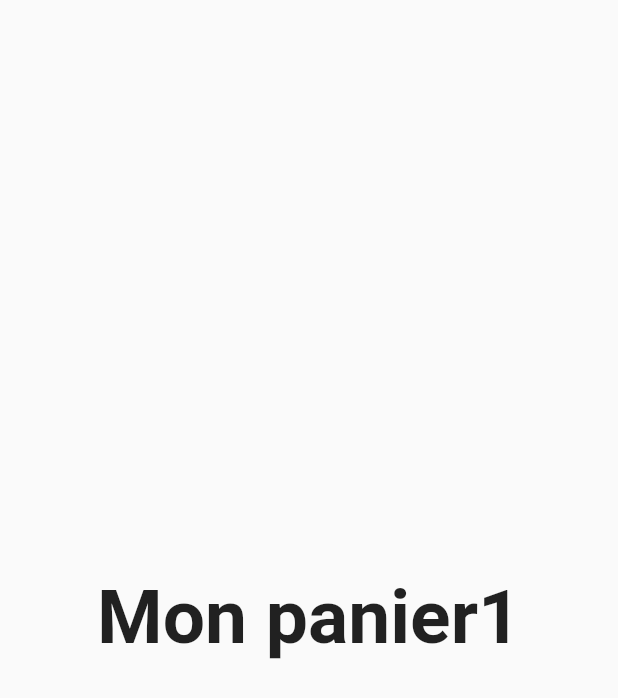
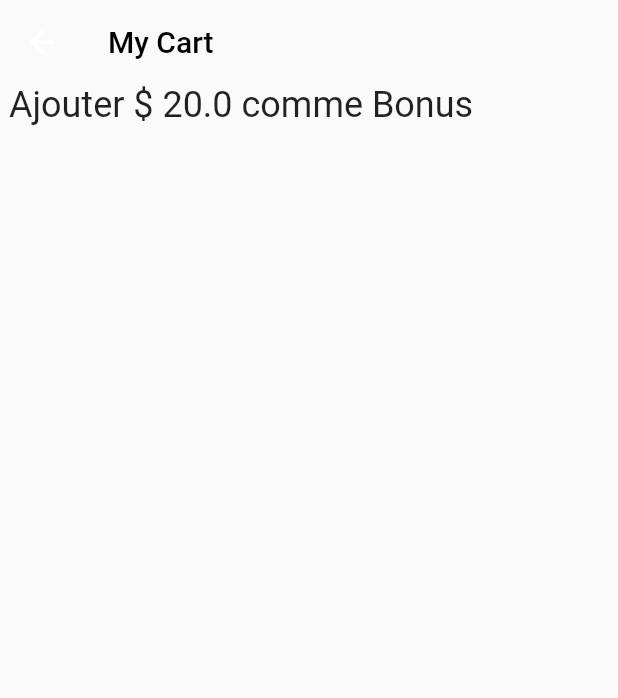
Before and after one commit to Adamakeleguem/vexshop, a Flutter app: the CartScreen screen opened by its route, on a phone screen of 412 x 824 dp. Shown: the top 698 px of the screen. Run offline on Flutter 3.47's test engine with Material 2 defaults, Android fonts, the phone set to English and light mode, and no system bars; our stand-ins replace cloud_firestore, dots_indicator, firebase_core, get_storage; accounts and stored records are empty.

Commit message:
ajout d'écrans

```diff
--- a/vexshop/lib/screens/cart_screen.dart
+++ b/vexshop/lib/screens/cart_screen.dart
@@ -6,12 +6,21 @@ class CartScreen extends StatelessWidget {
 
   @override
   Widget build(BuildContext context) {
-    return const Scaffold(
-      body: Center(
-        child: Text(
-          "Mon panier1",
-          style: TextStyle(fontSize: 50, fontWeight: FontWeight.bold),
-        ),
+    return Scaffold(
+      appBar: AppBar(
+        elevation: 0,
+        backgroundColor: Colors.transparent,
+        title: const Text('My Cart', style: TextStyle(color: Colors.black)),
+      ),
+      body: Column(
+        children: [
+          Row(
+            children: [
+              Text(" Ajouter \$ 20.0 comme Bonus",
+                  style: Theme.of(context).textTheme.headline5)
+            ],
+          )
+        ],
       ),
     );
   }
--- a/vexshop/lib/screens/home_screen.dart
+++ b/vexshop/lib/screens/home_screen.dart
@@ -1,4 +1,5 @@
 import 'package:flutter/material.dart';
+import 'package:vexshop/components/colors.dart';
 import 'package:vexshop/screens/account_screen.dart';
 import 'package:vexshop/screens/cart_screen.dart';
 import 'package:vexshop/screens/login_screen.dart';
@@ -11,6 +12,7 @@ class HomeScreen extends StatelessWidget {
   @override
   Widget build(BuildContext context) {
     return Scaffold(
+      backgroundColor: AppColor.backGroundColor,
       appBar: AppBar(
         title: const Text('VexShop'),
         actions: <Widget>[
--- a/vexshop/lib/screens/login_screen.dart
+++ b/vexshop/lib/screens/login_screen.dart
@@ -1,4 +1,5 @@
 import 'package:flutter/material.dart';
+import 'package:vexshop/components/colors.dart';
 import 'package:vexshop/screens/main_screen.dart';
 import 'package:vexshop/screens/registration_screen.dart';
 
@@ -68,11 +69,11 @@ class _LoginScreenState extends State<LoginScreen> {
       ),
     );
     return Scaffold(
-      backgroundColor: Colors.white,
+      backgroundColor: AppColor.backGroundColor,
       body: Center(
         child: SingleChildScrollView(
           child: Container(
-            color: Colors.white,
+            color: AppColor.backGroundColor,
             child: Padding(
               padding: const EdgeInsets.all(36.0),
               child: Form(
--- a/vexshop/lib/screens/message_screen.dart
+++ b/vexshop/lib/screens/message_screen.dart
@@ -1,11 +1,14 @@
 import 'package:flutter/material.dart';
+import 'package:vexshop/components/colors.dart';
 
 class MessageScreen extends StatelessWidget {
+  static const String id = 'message-screen';
   const MessageScreen({Key? key}) : super(key: key);
 
   @override
   Widget build(BuildContext context) {
     return Scaffold(
+      backgroundColor: AppColor.backGroundColor,
       // ignore: avoid_unnecessary_containers
       body: Container(
         child: const Center(
```
Also changed, not shown: vexshop/lib/components/colors.dart (added, +9 -0 lines), vexshop/lib/screens/categories_screen.dart (added, +23 -0 lines), vexshop/lib/screens/on_boarbing_screen.dart (+4 -3 lines), vexshop/lib/screens/registration_screen.dart (+5 -4 lines), vexshop/lib/constantes/colors.dart (deleted).
